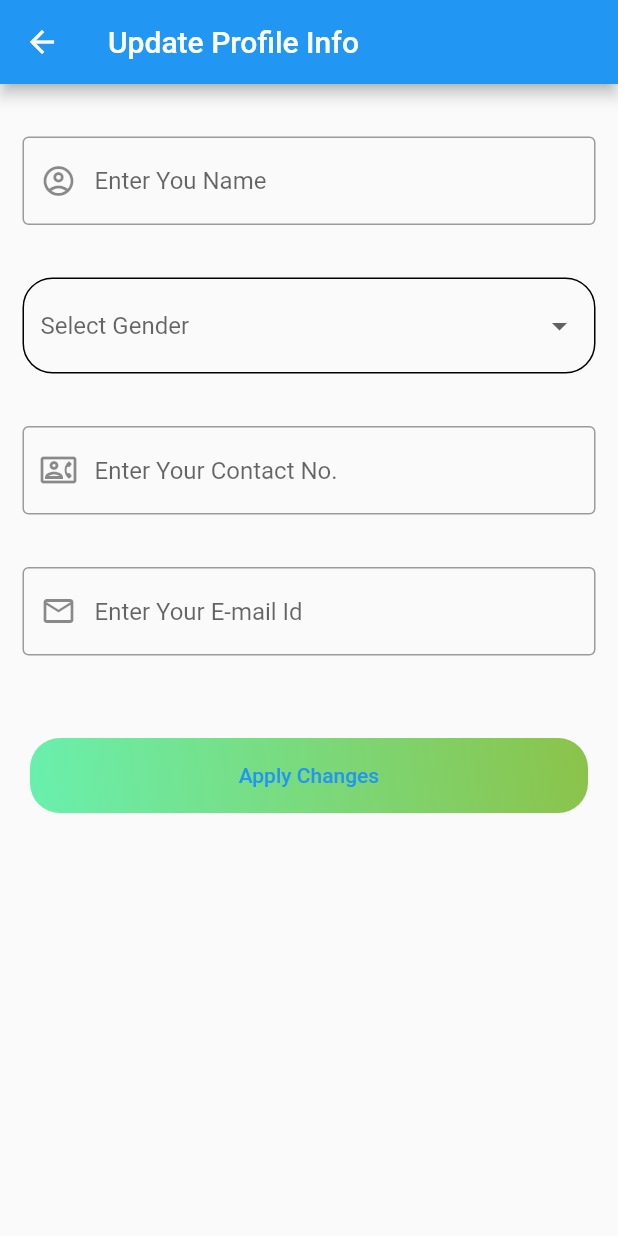
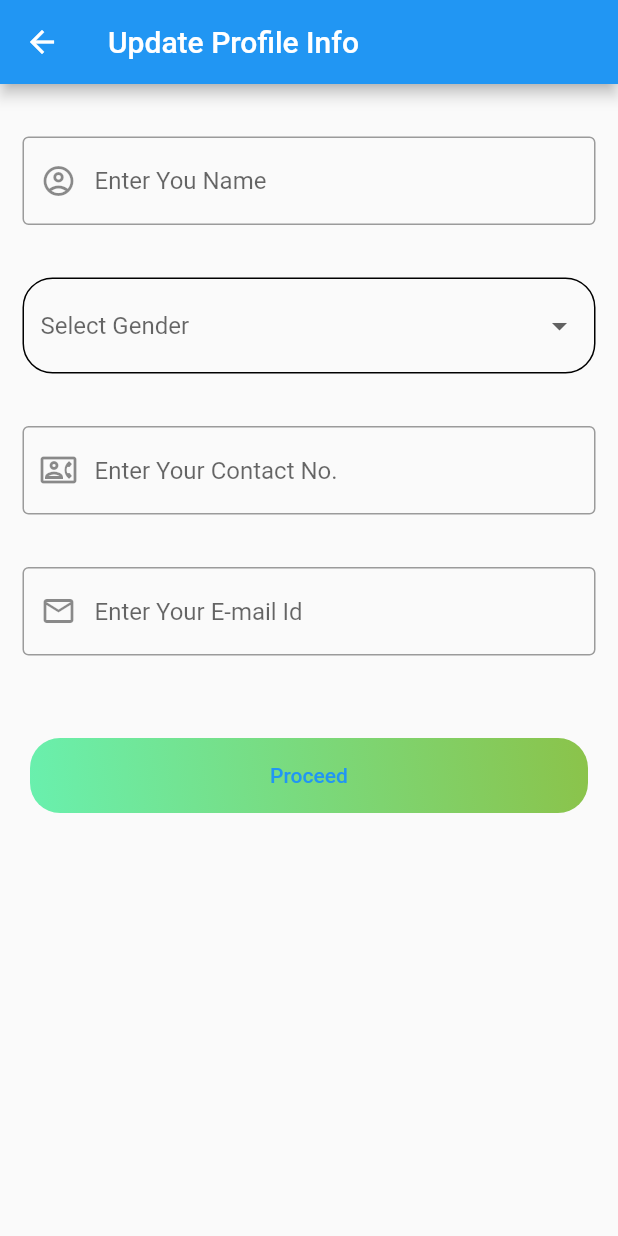
Before and after one commit to suraj9562/doctorzone, a Flutter app: the TakeInfo screen opened directly, on a phone screen of 412 x 824 dp. Run offline on Flutter 3.47's test engine with Material 2 defaults, Android fonts, the light colour scheme and no system bars; our stand-ins replace cloud_firestore, country_code_picker, firebase_auth, firebase_core, flutter_secure_storage, fluttertoast and 2 more; accounts and stored records are empty; network calls fail.

Commit message:
fourth-2-oct

```diff
--- a/lib/screens/login/otpcontroller.dart
+++ b/lib/screens/login/otpcontroller.dart
@@ -1,4 +1,4 @@
-import 'package:doctorzone/screens/home.dart';
+import 'package:doctorzone/screens/userprofile/updateprofile.dart';
 import 'package:flutter/material.dart';
 import 'package:pinput/pin_put/pin_put.dart';
 import 'package:firebase_auth/firebase_auth.dart';
@@ -44,7 +44,7 @@ class _OtpControllerState extends State<OtpController> {
         verificationCompleted: (PhoneAuthCredential credential) async{
           await FirebaseAuth.instance.signInWithCredential(credential).then((value) async{
             if(value.user != null){
-              Navigator.push(context, MaterialPageRoute(builder: (context)=>const Home()));
+              Navigator.pushReplacement(context, MaterialPageRoute(builder: (context)=>const TakeInfo()));
               User ? userCredential = auth.currentUser;
               await storage.write(key: 'uid', value: userCredential!.uid);
             }
@@ -106,7 +106,7 @@ class _OtpControllerState extends State<OtpController> {
                   await FirebaseAuth.instance.signInWithCredential(PhoneAuthProvider.credential(
                       verificationId: verificationCode!, smsCode: pin)).then((value) async{
                         if(value.user != null){
-                          Navigator.push(context, MaterialPageRoute(builder: (context)=>const Home()));
+                          Navigator.pushReplacement(context, MaterialPageRoute(builder: (context)=>const TakeInfo()));
                           User ? userCredential = auth.currentUser;
                           await storage.write(key: 'uid', value: userCredential!.uid);
                         }
--- a/lib/screens/userprofile/updateprofile.dart
+++ b/lib/screens/userprofile/updateprofile.dart
@@ -1,3 +1,5 @@
+import 'package:doctorzone/screens/db/usermanagement.dart';
+import 'package:doctorzone/screens/home.dart';
 import 'package:flutter/material.dart';
 
 class TakeInfo extends StatefulWidget {
@@ -9,14 +11,14 @@ class TakeInfo extends StatefulWidget {
 
 class _TakeInfoState extends State<TakeInfo> {
 
-  TextEditingController _name = TextEditingController();
-  TextEditingController _phone = TextEditingController();
-  TextEditingController _email = TextEditingController();
+  final TextEditingController _name = TextEditingController();
+  final TextEditingController _phone = TextEditingController();
+  final TextEditingController _email = TextEditingController();
 
   List<DropdownMenuItem<String>> get dropdownItems{
     List<DropdownMenuItem<String>> menuItems = [
-      DropdownMenuItem(child: Text("Male"),value: "Male"),
-      DropdownMenuItem(child: Text("Female"),value: "Female"),
+      const DropdownMenuItem(child: Text("Male"),value: "Male"),
+      const DropdownMenuItem(child: Text("Female"),value: "Female"),
     ];
     return menuItems;
   }
@@ -26,18 +28,18 @@ class _TakeInfoState extends State<TakeInfo> {
   Widget build(BuildContext context) {
     return Scaffold(
       appBar: AppBar(
-        title: Text("Update Profile Info"),
+        title: const Text("Update Profile Info"),
       ),
       body: SafeArea(
         child: ListView(
-          padding: EdgeInsets.only(top: 20),
+          padding: const EdgeInsets.only(top: 20),
           children: [
             Column(
               mainAxisAlignment: MainAxisAlignment.center,
               crossAxisAlignment:  CrossAxisAlignment.center,
               children: [
                 Container(
-                  padding: EdgeInsets.all(15),
+                  padding:const EdgeInsets.all(15),
                   child: TextFormField(
                     controller: _name,
                     decoration: const InputDecoration(
@@ -50,7 +52,7 @@ class _TakeInfoState extends State<TakeInfo> {
                     textInputAction: TextInputAction.next,
                   ),
                 ),
-                SizedBox(height:5),
+                const SizedBox(height:5),
                 Padding(
                   padding: const EdgeInsets.all(15.0),
                   child: DropdownButtonFormField(
@@ -73,9 +75,9 @@ class _TakeInfoState extends State<TakeInfo> {
                       },
                       items: dropdownItems),
                 ),
-                SizedBox(height: 5,),
+               const SizedBox(height: 5,),
                 Container(
-                  padding: EdgeInsets.all(15),
+                  padding: const EdgeInsets.all(15),
                   child: TextFormField(
                     controller: _phone,
                     decoration: const InputDecoration(
@@ -89,9 +91,9 @@ class _TakeInfoState extends State<TakeInfo> {
                     textInputAction: TextInputAction.next,
                   ),
                 ),
-                SizedBox(height:5),
+               const SizedBox(height:5),
                 Container(
-                  padding : EdgeInsets.all(15),
+                  padding : const EdgeInsets.all(15),
                   child: TextFormField(
                     controller: _email,
                     decoration: const InputDecoration(
@@ -105,7 +107,7 @@ class _TakeInfoState extends State<TakeInfo> {
                     textInputAction: TextInputAction.done,
                   ),
                 ),
-                SizedBox(height: 20.0,),
+               const SizedBox(height: 20.0,),
                 Container(
                   height: 50,
                   width: double.infinity,
@@ -118,10 +120,11 @@ class _TakeInfoState extends State<TakeInfo> {
                     borderRadius: BorderRadius.all(Radius.circular(20))
                   ),
                   child: TextButton(
-                    onPressed: (){
-                      print([_name.text, _phone.text, _email.text, selectedValue]);
+                    onPressed: () async{
+                      await setUserByMobile(_name.text, _phone.text, _email.text, selectedValue.toString());
+                      Navigator.pushReplacement(context, MaterialPageRoute(builder: (context)=> const Home()));
                     },
-                    child: Text("Apply Changes"),
+                    child: const Text("Proceed"),
                   ),
                 ),
               ],
```
Also changed, not shown: lib/components/heading.dart (added, +19 -0 lines), lib/components/subheading.dart (added, +24 -0 lines), lib/screens/db/usermanagement.dart (+21 -0 lines), lib/screens/home.dart (+36 -8 lines), lib/screens/login/startscreen.dart (+5 -3 lines), lib/screens/userprofile/profile.dart (+95 -73 lines).
